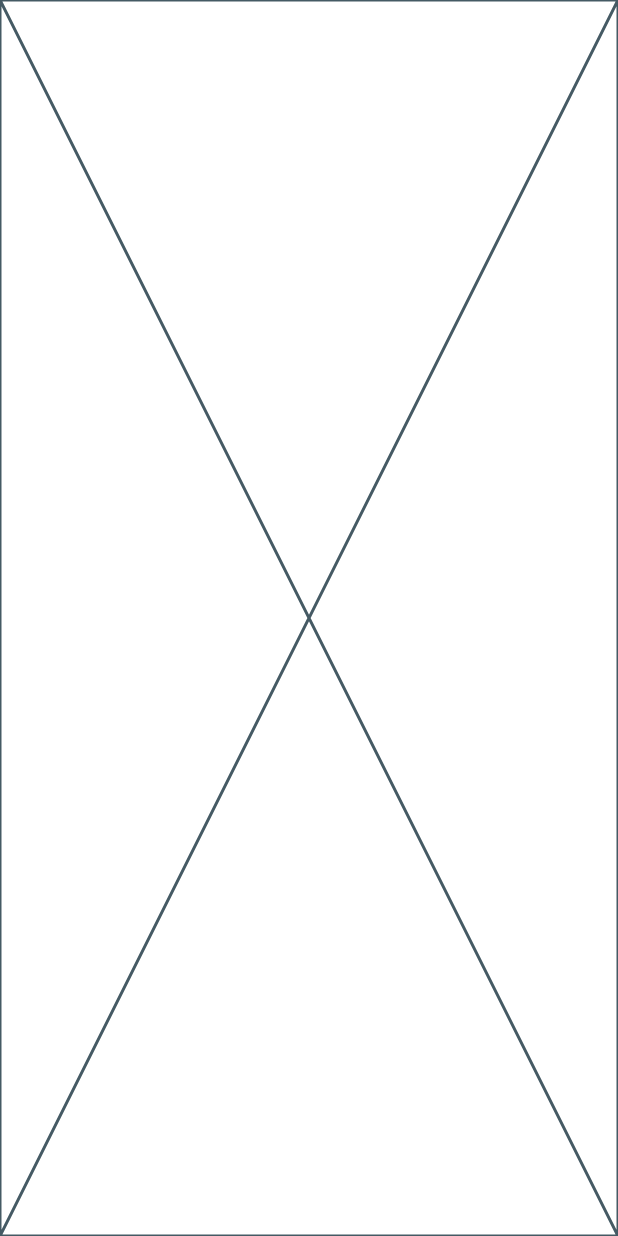
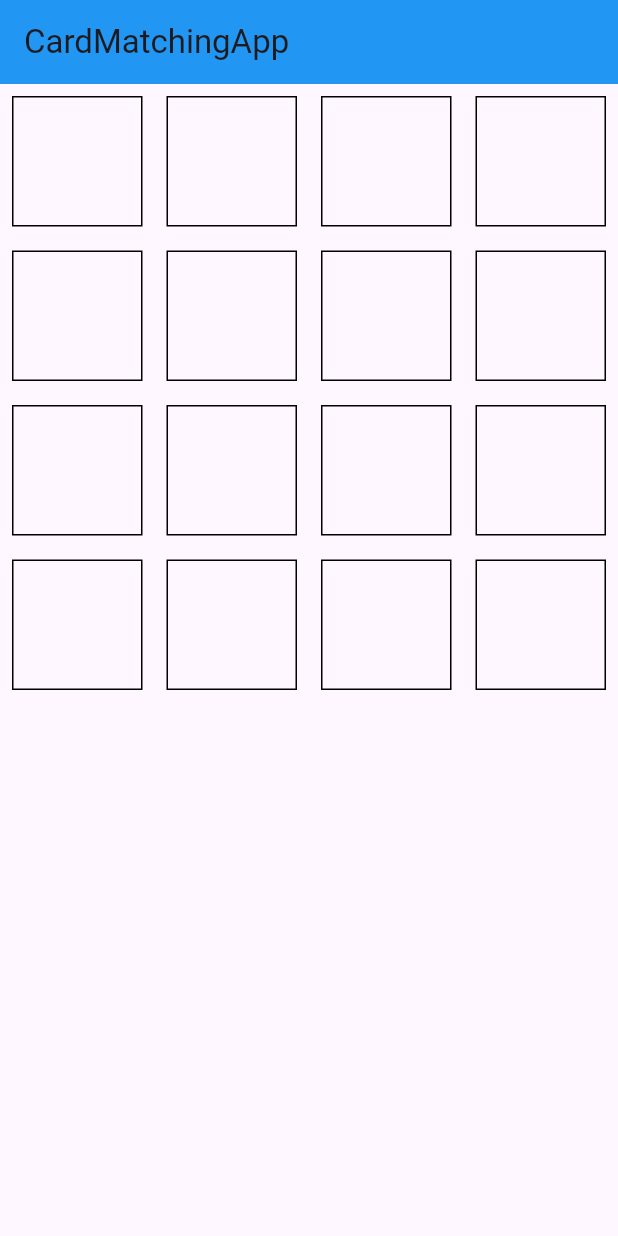
Before and after one commit to SunwooDua/homework3, a Flutter app: the screen it shows after launch, on a phone screen of 412 x 824 dp. Run offline on Flutter 3.47's test engine with Material 3 defaults, Android fonts, the phone set to English and light mode, and no system bars.

Commit message:
creted class grid_box, GridView.builder to outline UI

```diff
--- a/lib/main.dart
+++ b/lib/main.dart
@@ -17,6 +17,22 @@ class CardMatchApp extends StatelessWidget {
   }
 }
 
+class gird_box extends StatelessWidget {
+  const gird_box({super.key});
+
+  @override
+  Widget build(BuildContext context) {
+    return Padding(
+      padding: EdgeInsets.all(8),
+      child: Container(
+        height: 25,
+        width: 25,
+        decoration: BoxDecoration(border: Border.all(color: Colors.black)),
+      ),
+    );
+  }
+}
+
 class CardMatchScreen extends StatefulWidget {
   const CardMatchScreen({super.key});
 
@@ -27,6 +43,20 @@ class CardMatchScreen extends StatefulWidget {
 class _CardMatchScreenState extends State<CardMatchScreen> {
   @override
   Widget build(BuildContext context) {
-    return const Placeholder();
+    return Scaffold(
+      appBar: AppBar(
+        title: Text("CardMatchingApp"),
+        backgroundColor: Colors.blue,
+      ),
+      body: GridView.builder(
+        itemCount: 16, //number of card 4x4
+        gridDelegate: SliverGridDelegateWithFixedCrossAxisCount(
+          crossAxisCount: 4,
+        ),
+        itemBuilder: (context, index) {
+          return gird_box();
+        },
+      ),
+    );
   }
 }
```
